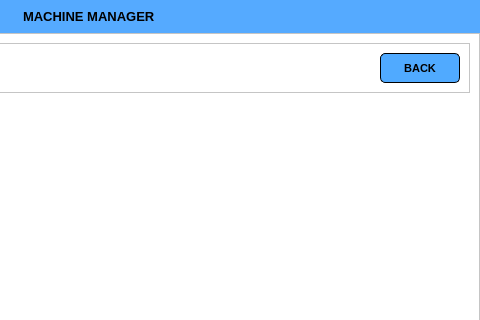
This is view/main.ui in VanessJ/ITU_Project as Qt 5 draws it before an edit; both pictures show x 313 to 793 and y 0 to 320 of the 793 by 602 pixel window. The edited form follows.
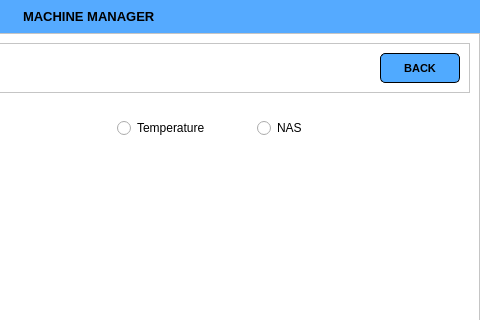
This is the edited form. The open tabs and pages were chosen to show the change. Icons and pictures are not drawn. Custom widgets are drawn as their Qt base class.

Commit message: graphs + changing values

```diff
--- a/view/main.ui
+++ b/view/main.ui
@@ -1774,7 +1774,45 @@
                   <widget class="QWidget" name="tmp_all_graph" native="true"/>
                  </item>
                  <item>
-                  <widget class="QWidget" name="NAS_all_graph" native="true"/>
+                  <widget class="QFrame" name="stat_frame">
+                   <widget class="QRadioButton" name="radio_temp">
+                    <property name="geometry">
+                     <rect>
+                      <x>10</x>
+                      <y>10</y>
+                      <width>111</width>
+                      <height>20</height>
+                     </rect>
+                    </property>
+                    <property name="text">
+                     <string>Temperature</string>
+                    </property>
+                   </widget>
+                   <widget class="QRadioButton" name="radio_nas">
+                    <property name="geometry">
+                     <rect>
+                      <x>150</x>
+                      <y>10</y>
+                      <width>111</width>
+                      <height>20</height>
+                     </rect>
+                    </property>
+                    <property name="text">
+                     <string>NAS</string>
+                    </property>
+                   </widget>
+                   <widget class="QWidget" name="verticalLayoutWidget">
+                    <property name="geometry">
+                     <rect>
+                      <x>10</x>
+                      <y>40</y>
+                      <width>191</width>
+                      <height>321</height>
+                     </rect>
+                    </property>
+                    <layout class="QVBoxLayout" name="test_layout"/>
+                   </widget>
+                  </widget>
                  </item>
                 </layout>
                </widget>
@@ -2192,6 +2230,20 @@
    </layout>
   </widget>
  </widget>
+ <customwidgets>
+  <customwidget>
+   <class>roundProgressBar</class>
+   <extends>QWidget</extends>
+   <header>PySide2extn.RoundProgressBar.h</header>
+   <container>1</container>
+  </customwidget>
+  <customwidget>
+   <class>spiralProgressBar</class>
+   <extends>QWidget</extends>
+   <header>PySide2extn.SpiralProgressBar.h</header>
+   <container>1</container>
+  </customwidget>
+ </customwidgets>
  <resources>
   <include location="../icons.qrc"/>
  </resources>
```
Left out of the diff: 102 changed lines with no effect on the pictures. The commit also changes 6 other files.
